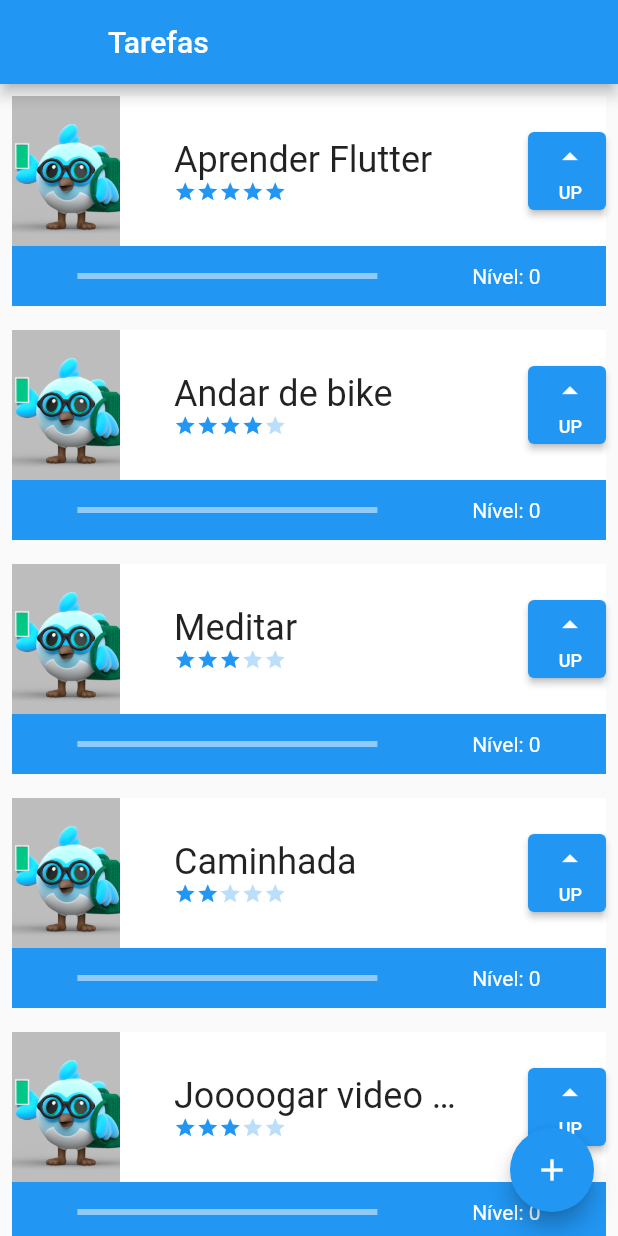
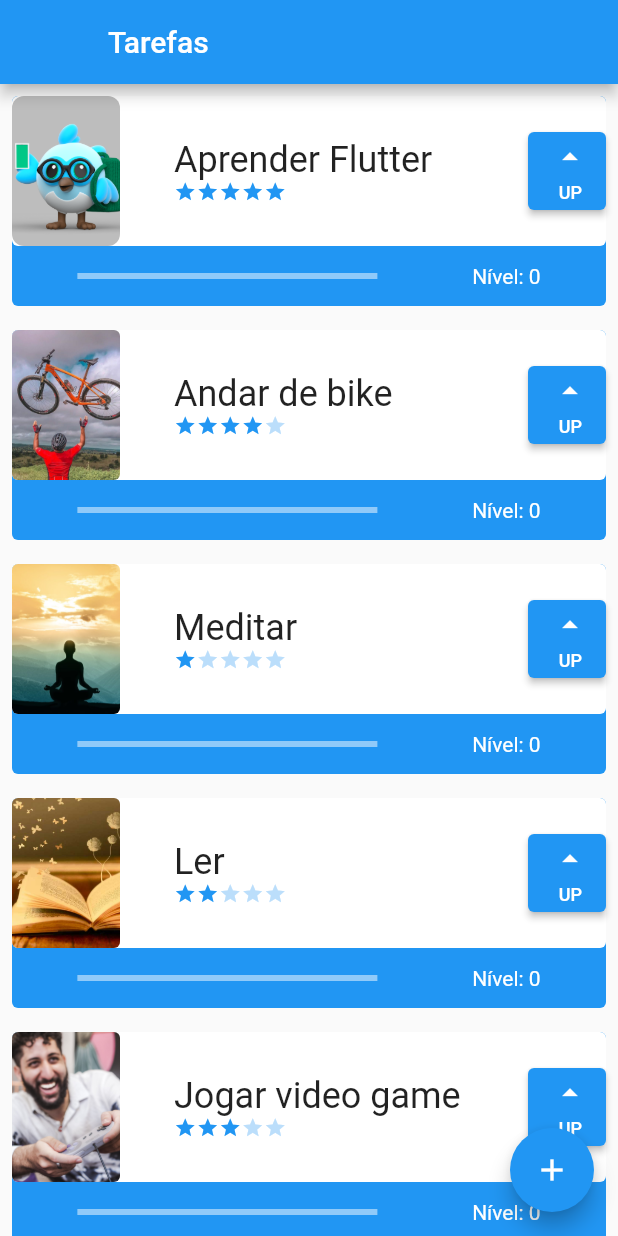
Before and after one commit to rogaciano/flutter_alura, a Flutter app: the screen it shows after launch, on a phone screen of 412 x 824 dp. Run offline on Flutter 3.47's test engine with Material 2 defaults, Android fonts, the phone set to English and light mode, and no system bars.

Commit message:
colocado as imagens corretas e feito os cantos arredondados dos containers
para a imagem usou o ClipRRect

```diff
--- a/lib/main.dart
+++ b/lib/main.dart
@@ -23,11 +23,11 @@ class MyApp extends StatelessWidget {
         leading: Container(),),
         body: ListView(
           children: [
-            Task('Aprender Flutter', '', 5),
-            Task('Andar de bike', '', 4),
-            Task('Meditar', '', 3),
-            Task('Caminhada', '', 2),
-            Task('Joooogar video game', '', 3),
+            Task('Aprender Flutter', 'assets/images/flutter.png', 5),
+            Task('Andar de bike', 'assets/images/bike.jpg', 4),
+            Task('Meditar', 'assets/images/meditar.jpeg', 1),
+            Task('Ler', 'assets/images/leitura.jpg', 2),
+            Task('Jogar video game', 'assets/images/jogar.jpg', 3),
 
           ],
         ),
@@ -59,17 +59,22 @@ class _TaskState extends State<Task> {
       child: Container(
         child: Stack(
           children: [
-            Container(color: Colors.blue, height: 140,
+            Container(height: 140,
+              decoration: BoxDecoration(borderRadius: BorderRadius.circular(4), color: Colors.blue, ),
             ),
             Column(
               children: [
-                Container(color: Colors.white, height: 100,
+                Container(  height: 100, decoration: BoxDecoration(borderRadius: BorderRadius.circular(4), color: Colors.white,),
                   child: Row(
                     mainAxisAlignment: MainAxisAlignment.spaceBetween,
                     children: [
-                      Container(color: Colors.black26, width: 72, height: 100,
-                        child: Image.asset('assets/images/flutter.png',
-                        fit: BoxFit.cover),
+                      Container(width: 72, height: 100,
+                        decoration: BoxDecoration(borderRadius: BorderRadius.circular(8), color: Colors.black26, ),
+                        child: ClipRRect(
+                          borderRadius: BorderRadius.circular(4),
+                          child: Image.asset(widget.photo,
+                          fit: BoxFit.cover),
+                        ),
                       ),
                       Column(
                         mainAxisAlignment: MainAxisAlignment.center,
@@ -94,6 +99,7 @@ class _TaskState extends State<Task> {
                         ],
                       ),
                       Container(
+                        decoration: BoxDecoration(borderRadius: BorderRadius.circular(4)),
                         height: 52, width: 52,
                         child: ElevatedButton(onPressed:  () {
                           setState(() {
@@ -123,7 +129,7 @@ class _TaskState extends State<Task> {
                       Container(width: 200,
                         child: LinearProgressIndicator(
                           color: Colors.white,
-                          value: nivel / 10,
+                          value: ( widget.difficult > 0 ) ?  nivel / widget.difficult / 10: 1,
 
                         ),
                       ),
```
